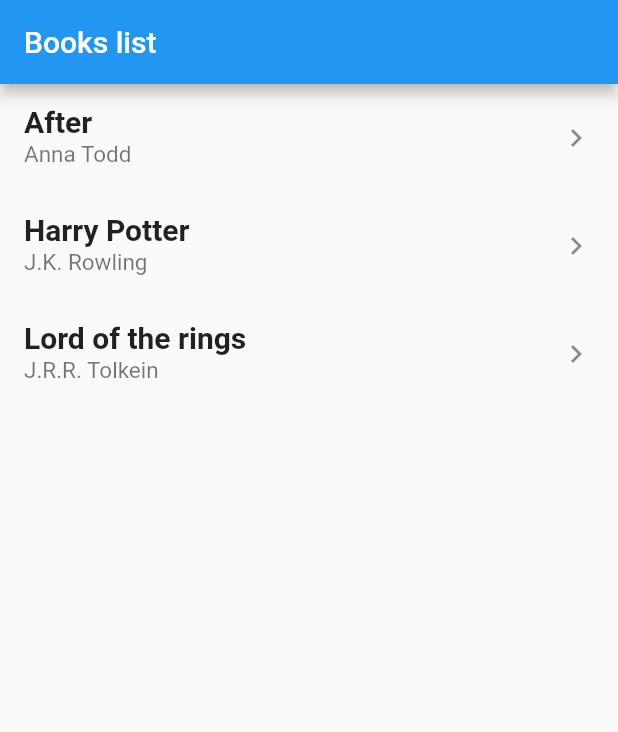
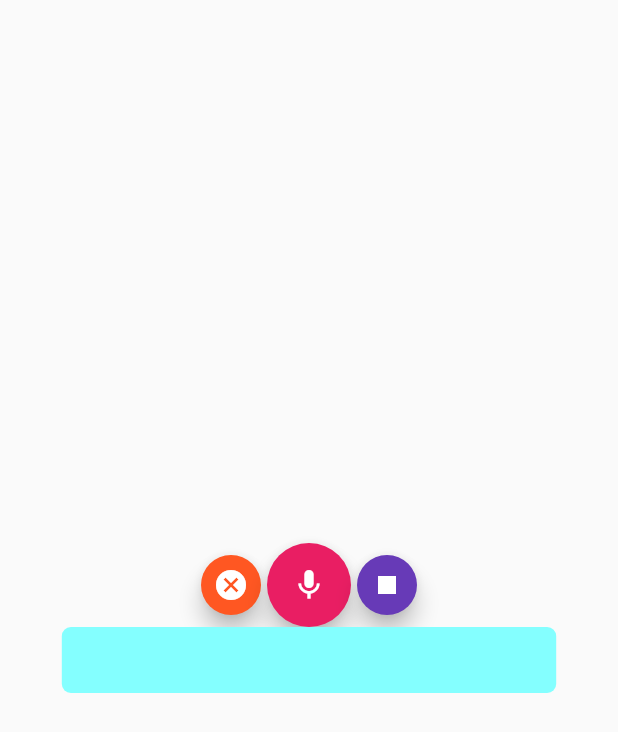
Before and after one commit to LazarVasile/UI, a Flutter app: the screen it shows after launch, on a phone screen of 412 x 824 dp. Shown: the top 732 px of the screen. Run offline on Flutter 3.47's test engine with Material 2 defaults, Android fonts, the phone set to English and light mode, and no system bars; our stand-ins replace flutter_tts; missing offline and left inert: speech_recognition.

Commit message:
Speech to text

```diff
--- a/first/lib/main.dart
+++ b/first/lib/main.dart
@@ -1,93 +1,220 @@
-import 'package:flutter/foundation.dart';
+// import 'package:flutter/foundation.dart';
+// import 'package:flutter/material.dart';
+// import 'package:flutter/scheduler.dart';
+// import 'package:speech_recognition/speech_recognition.dart';
+
+// void main() {
+//   runApp(MyApp());
+// }
+
+// class MyApp extends StatelessWidget {
+
+//   @override
+//   Widget build(BuildContext context) {
+//     final title = 'Books list';
+//     final List<String> names = ["After", "Harry Potter", "Lord of the rings"];
+//     final List<String> authors= ["Anna Todd", "J.K. Rowling", "J.R.R. Tolkein"];
+
+//         return MaterialApp(
+//           title: title,
+//           home: Scaffold(
+//             appBar: AppBar(
+//               title: Text(title),
+//             ),
+//             body: ListView.builder(
+//               itemCount: names.length,
+//               // Let the ListView know how many items it needs to build.
+//               // Provide a builder function. This is where the magic happens.
+//               // Convert each item into a widget based on the type of item it is.
+//               itemBuilder: (context, index) {
+
+//                 return ListTile(
+//                   title: Text(names[index], style: const TextStyle(
+//                     fontWeight: FontWeight.bold,
+//                     fontSize: 20.0,
+//                   )),
+//                   subtitle: Text(authors[index], style: const TextStyle(
+//                     fontWeight: FontWeight.w400,
+//                     fontSize: 15.0,
+
+//                   )),
+//                   trailing: Icon(Icons.keyboard_arrow_right),
+//                   onTap: (){
+//                     Navigator.push(
+//                       context,
+//                       MaterialPageRoute(builder: (context) => SecondRoute()),
+//                     );
+//                   } ,
+
+//                 );
+//               },
+//         ),
+//       ),
+//     );
+//   }
+// }
+
+// class SecondRoute extends StatelessWidget {
+//   @override
+//   Widget build(BuildContext context) {
+//     String text = "   October arrived, spreading a damp chill over the grounds and into the castle. dlsadsaldlsad sdladl asldas dsall dsaldsal  Madam Pomfrey, the nurse, was kept busy by a sudden spate of colds among the staff and students. Her Pepperup potion worked instantly, though it left the drinker smoking at the ears for several hours afterward. Ginny Weasley, who had been looking pale, was bullied into taking some by Percy. The steam pouring from under her vivid hair gave the impression that her whole head was on fire. Raindrops the size of bullets thundered on the castle windows for days on end; the lake rose, the flower beds turned into muddy streams, and Hagrid's pumpkins swelled to the size of garden sheds. Oliver Wood's enthusiasm for regular training sessions, however, was not dampened, which was why Harry was to be found, late one stormy Saturday afternoon a few days before Halloween, returning to Gryffindor Tower, drenched to the skin and splattered with mud.";
+//     double width = MediaQuery.of(context).size.width;
+//     return Scaffold(
+//       appBar: AppBar(
+//         title: Text("Harry Potter"),
+//       ),
+//       body: Container(
+//         padding: const EdgeInsets.all(16.0),
+//         child: new Column(
+//           children: <Widget> [
+//             new Text(text, style: const TextStyle(
+//               fontWeight: FontWeight.w400,
+//               fontSize: 18.0,
+//             )),
+//             new Container(
+//               margin: const EdgeInsets.only(top: 40.0),
+//               width: width,
+//               height: 60,
+//               child: new RaisedButton(
+//                 onPressed: () {},
+//                 child: const Text('Inregistrare vocala!', style: TextStyle(fontSize: 20)),
+//                 color: Colors.blue,
+//                 textColor: Colors.white,
+//                 elevation: 5,
+
+
+
+//               ),
+//             ),
+//           ]c
+//         ),
+//       ),
+//     );
+//   }
+// }
+
 import 'package:flutter/material.dart';
-import 'package:flutter/scheduler.dart';
+import 'package:speech_recognition/speech_recognition.dart';
 
-void main() {
-  runApp(MyApp());
+void main() => runApp(MyApp());
+
+class MyApp extends StatelessWidget {
+  @override
+  Widget build(BuildContext context) {
+    return MaterialApp(
+      home: VoiceHome(),
+    );
+  }
 }
 
-class MyApp extends StatelessWidget {
+class VoiceHome extends StatefulWidget {
+  @override
+  _VoiceHomeState createState() => _VoiceHomeState();
+}
+
+class _VoiceHomeState extends State<VoiceHome> {
+  SpeechRecognition _speechRecognition;
+  bool _isAvailable = false;
+  bool _isListening = false;
+
+  String resultText = "";
+
+  @override
+  void initState() {
+    super.initState();
+    initSpeechRecognizer();
+  }
+
+  void initSpeechRecognizer() {
+    _speechRecognition = SpeechRecognition();
+
+    _speechRecognition.setAvailabilityHandler(
+      (bool result) => setState(() => _isAvailable = result),
+    );
+
+    _speechRecognition.setRecognitionStartedHandler(
+      () => setState(() => _isListening = true),
+    );
+
+    _speechRecognition.setRecognitionResultHandler(
+      (String speech) => setState(() => resultText = speech),
+    );
+
+    _speechRecognition.setRecognitionCompleteHandler(
+      () => setState(() => _isListening = false),
+    );
+
+    _speechRecognition.activate().then(
+          (result) => setState(() => _isAvailable = result),
+        );
+  }
 
   @override
   Widget build(BuildContext context) {
-    final title = 'Books list';
-    final List<String> names = ["After", "Harry Potter", "Lord of the rings"];
-    final List<String> authors= ["Anna Todd", "J.K. Rowling", "J.R.R. Tolkein"];
-
-        return MaterialApp(
-          title: title,
-          home: Scaffold(
-            appBar: AppBar(
-              title: Text(title),
+    return Scaffold(
+      body: Container(
+        child: Column(
+          mainAxisAlignment: MainAxisAlignment.center,
+          crossAxisAlignment: CrossAxisAlignment.center,
+          children: <Widget>[
+            Row(
+              mainAxisAlignment: MainAxisAlignment.center,
+              children: <Widget>[
+                FloatingActionButton(
+                  child: Icon(Icons.cancel),
+                  mini: true,
+                  backgroundColor: Colors.deepOrange,
+                  onPressed: () {
+                    if (_isListening)
+                      _speechRecognition.cancel().then(
+                            (result) => setState(() {
+                                  _isListening = result;
+                                  resultText = "";
+                                }),
+                          );
+                  },
+                ),
+                FloatingActionButton(
+                  child: Icon(Icons.mic),
+                  onPressed: () {
+                    if (_isAvailable && !_isListening)
+                      _speechRecognition
+                          .listen(locale: "en_US")
+                          .then((result) => print('$result'));
+                  },
+                  backgroundColor: Colors.pink,
+                ),
+                FloatingActionButton(
+                  child: Icon(Icons.stop),
+                  mini: true,
+                  backgroundColor: Colors.deepPurple,
+                  onPressed: () {
+                    if (_isListening)
+                      _speechRecognition.stop().then(
+                            (result) => setState(() => _isListening = result),
+                          );
+                  },
+                ),
+              ],
             ),
-            body: ListView.builder(
-              itemCount: names.length,
-              // Let the ListView know how many items it needs to build.
-              // Provide a builder function. This is where the magic happens.
-              // Convert each item into a widget based on the type of item it is.
-              itemBuilder: (context, index) {
-
-                return ListTile(
-                  title: Text(names[index], style: const TextStyle(
-                    fontWeight: FontWeight.bold,
-                    fontSize: 20.0,
-                  )),
-                  subtitle: Text(authors[index], style: const TextStyle(
-                    fontWeight: FontWeight.w400,
-                    fontSize: 15.0,
-
-                  )),
-                  trailing: Icon(Icons.keyboard_arrow_right),
-                  onTap: (){
-                    Navigator.push(
-                      context,
-                      MaterialPageRoute(builder: (context) => SecondRoute()),
-                    );
-                  } ,
-
-                );
-              },
+            Container(
+              width: MediaQuery.of(context).size.width * 0.8,
+              decoration: BoxDecoration(
+                color: Colors.cyanAccent[100],
+                borderRadius: BorderRadius.circular(6.0),
+              ),
+              padding: EdgeInsets.symmetric(
+                vertical: 8.0,
+                horizontal: 12.0,
+              ),
+              child: Text(
+                resultText,
+                style: TextStyle(fontSize: 24.0),
+              ),
+            )
+          ],
         ),
       ),
     );
   }
 }
-
-class SecondRoute extends StatelessWidget {
-  @override
-  Widget build(BuildContext context) {
-    String text = "   October arrived, spreading a damp chill over the grounds and into the castle. dlsadsaldlsad sdladl asldas dsall dsaldsal  Madam Pomfrey, the nurse, was kept busy by a sudden spate of colds among the staff and students. Her Pepperup potion worked instantly, though it left the drinker smoking at the ears for several hours afterward. Ginny Weasley, who had been looking pale, was bullied into taking some by Percy. The steam pouring from under her vivid hair gave the impression that her whole head was on fire. Raindrops the size of bullets thundered on the castle windows for days on end; the lake rose, the flower beds turned into muddy streams, and Hagrid's pumpkins swelled to the size of garden sheds. Oliver Wood's enthusiasm for regular training sessions, however, was not dampened, which was why Harry was to be found, late one stormy Saturday afternoon a few days before Halloween, returning to Gryffindor Tower, drenched to the skin and splattered with mud.";
-    double width = MediaQuery.of(context).size.width;
-    return Scaffold(
-      appBar: AppBar(
-        title: Text("Harry Potter"),
-      ),
-      body: Container(
-        padding: const EdgeInsets.all(16.0),
-        child: new Column(
-          children: <Widget> [
-            new Text(text, style: const TextStyle(
-              fontWeight: FontWeight.w400,
-              fontSize: 18.0,
-            )),
-            new Container(
-              margin: const EdgeInsets.only(top: 40.0),
-              width: width,
-              height: 60,
-              child: new RaisedButton(
-                onPressed: () {},
-                child: const Text('Inregistrare vocala!', style: TextStyle(fontSize: 20)),
-                color: Colors.blue,
-                textColor: Colors.white,
-                elevation: 5,
-
-
-
-              ),
-            ),
-          ]
-        ),
-      ),
-    );
-  }
-}
--- a/first/pubspec.yaml
+++ b/first/pubspec.yaml
@@ -24,6 +24,7 @@ dependencies:
   # The following adds the Cupertino Icons font to your application.
   # Use with the CupertinoIcons class for iOS style icons.
   cupertino_icons: ^0.1.3
+  speech_recognition: ^0.3.0+1
 
 dev_dependencies:
   flutter_test:
```
Also changed, not shown: first/pubspec.lock, 1 other file.
